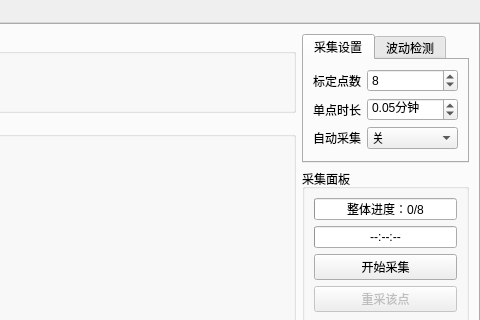
Above: mainwindow.ui from m-RNA/TemperatureSelfCorrectionBasedOnQtSerial before the change; both pictures show x 573 to 1053 and y 0 to 320 of the 1053 by 724 pixel window. Below: the same form after it.
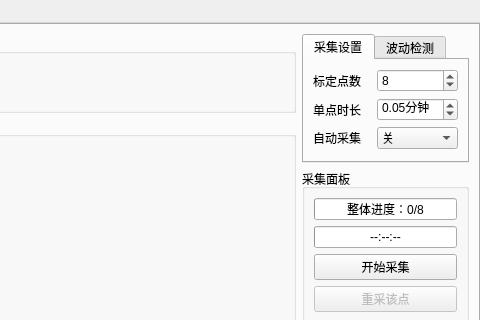
That is the form after the change. Icons and pictures are not drawn. Custom widgets are drawn as their Qt base class.

Commit message: 修正：微调界面，使其能显示全汉字

What changed in the file:
```diff
--- a/mainwindow.ui
+++ b/mainwindow.ui
@@ -410,12 +410,6 @@
               <layout class="QGridLayout" name="gridLayout_9">
                <item row="0" column="0">
                 <widget class="QLabel" name="label_15">
-                 <property name="maximumSize">
-                  <size>
-                   <width>48</width>
-                   <height>16777215</height>
-                  </size>
-                 </property>
                  <property name="text">
                   <string>标定点数</string>
                  </property>
@@ -451,12 +445,6 @@
                </item>
                <item row="1" column="0">
                 <widget class="QLabel" name="label_17">
-                 <property name="maximumSize">
-                  <size>
-                   <width>48</width>
-                   <height>16777215</height>
-                  </size>
-                 </property>
                  <property name="text">
                   <string>单点时长</string>
                  </property>
@@ -504,12 +492,6 @@
                </item>
                <item row="2" column="0">
                 <widget class="QLabel" name="label_20">
-                 <property name="maximumSize">
-                  <size>
-                   <width>48</width>
-                   <height>16777215</height>
-                  </size>
-                 </property>
                  <property name="text">
                   <string>自动采集</string>
                  </property>
```
Left out of the diff: 32 changed lines with no effect on the pictures. The commit also changes 3 other files.
